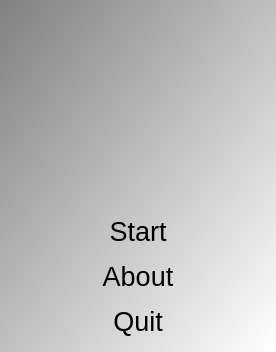
This is Tools/ToolCodeToHtml/qtcodetohtmlmenudialog.ui in richelbilderbeek/ProjectRichelBilderbeek as Qt 5 draws it before an edit. The edited form follows.
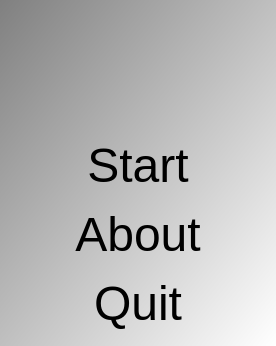
This is the edited form. Icons and pictures are not drawn.

Diff of the .ui file:
```diff
--- a/Tools/ToolCodeToHtml/qtcodetohtmlmenudialog.ui
+++ b/Tools/ToolCodeToHtml/qtcodetohtmlmenudialog.ui
@@ -7,7 +7,7 @@
     <x>0</x>
     <y>0</y>
     <width>276</width>
-    <height>352</height>
+    <height>346</height>
    </rect>
   </property>
   <property name="font">
@@ -28,7 +28,7 @@
 }
 QPushButton { background-color: rgb(255, 255, 255);  }
 QPushButton { color: rgb(0,0,0); }
-QPushButton { font: 48px, &quot;monospace&quot; }</string>
+QPushButton { font: 48px  }</string>
   </property>
   <layout class="QGridLayout" name="gridLayout">
    <item row="2" column="0">
```
Left out of the diff: 3 changed lines with no effect on the pictures.
